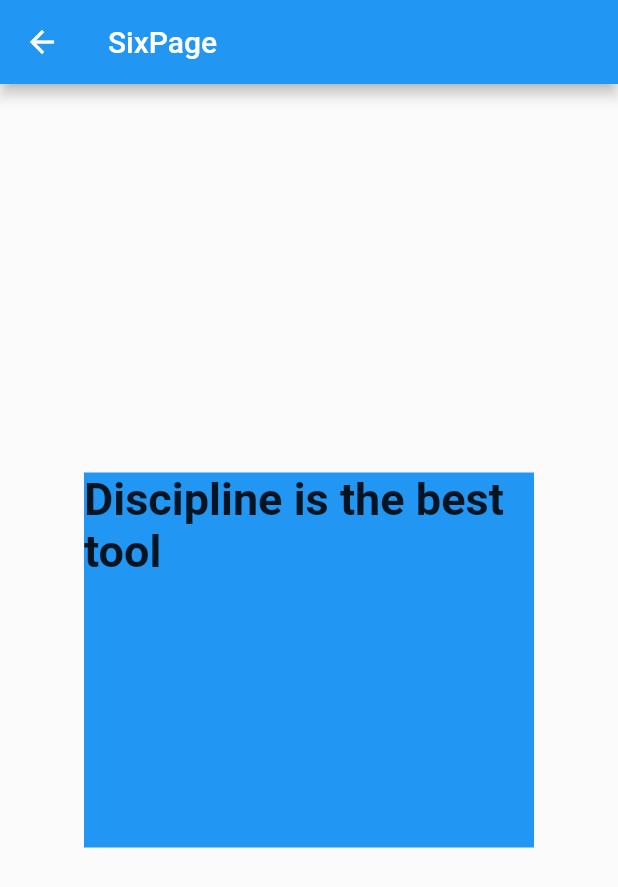
After one commit to HelloCore/reimagined_octo_barnacle, a Flutter app: the screen it shows after launch, after a tap on "FlutterTextAnimation.WavyAnimatedTextKit", on a phone screen of 412 x 824 dp. The commit adds this screen. Shown: the top 887 px of the screen. Run offline on Flutter 3.47's test engine with Material 2 defaults, Android fonts, the phone set to English and light mode, and no system bars; our stand-ins replace animated_text_kit.

Commit message:
feat: add WavyAnimatedTextKit

```diff
--- a/lib/pages/main_page.dart
+++ b/lib/pages/main_page.dart
@@ -3,6 +3,7 @@ import 'package:flutter/material.dart';
 import 'package:reimagined_octo_barnacle/pages/fifth_page.dart';
 import 'package:reimagined_octo_barnacle/pages/fourth_page.dart';
 import 'package:reimagined_octo_barnacle/pages/second_page.dart';
+import 'package:reimagined_octo_barnacle/pages/seventh_page.dart';
 import 'package:reimagined_octo_barnacle/pages/six_page.dart';
 
 import 'third_page.dart';
@@ -180,6 +181,24 @@ class _MainPageState extends State<MainPage> {
                           }));
                     },
                     title: Text('FlutterTextAnimation.Typewriter'),
+                  ),
+                  ListTile(
+                    onTap: () {
+                      Navigator.of(context).push(PageRouteBuilder(
+                          pageBuilder:
+                              (context, animation, secondaryAnimation) =>
+                                  SeventhPage(),
+                          transitionsBuilder:
+                              (context, animation, secondaryAnimation, child) {
+                            return SharedAxisTransition(
+                              animation: animation,
+                              secondaryAnimation: secondaryAnimation,
+                              child: child,
+                              transitionType: SharedAxisTransitionType.vertical,
+                            );
+                          }));
+                    },
+                    title: Text('FlutterTextAnimation.WavyAnimatedTextKit'),
                   )
                 ],
               ),
--- /dev/null
+++ b/lib/pages/seventh_page.dart
@@ -0,0 +1,35 @@
+import 'package:flutter/material.dart';
+import 'package:animated_text_kit/animated_text_kit.dart';
+
+class SeventhPage extends StatelessWidget {
+  @override
+  Widget build(BuildContext context) {
+    return Scaffold(
+      backgroundColor: Colors.white10,
+      appBar: AppBar(
+        title: Text('SixPage'),
+      ),
+      body: Center(
+        child: Container(
+          height: 250,
+          color: Colors.blue.shade500,
+          child: SizedBox(
+            width: 300,
+            child: WavyAnimatedTextKit(
+              text: [
+                "Discipline is the best tool",
+                "Design first, then code",
+                "Do not patch bugs out, rewrite them",
+                "Do not test bugs out, design them out"
+              ],
+              textStyle: TextStyle(
+                fontSize: 30.0,
+                fontWeight: FontWeight.bold,
+              ),
+            ),
+          ),
+        ),
+      ),
+    );
+  }
+}
```
